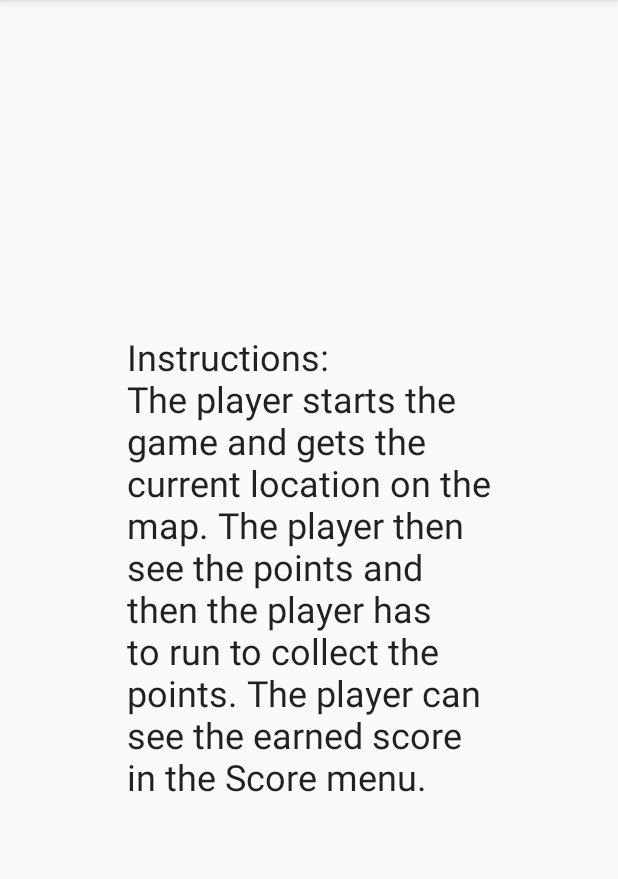
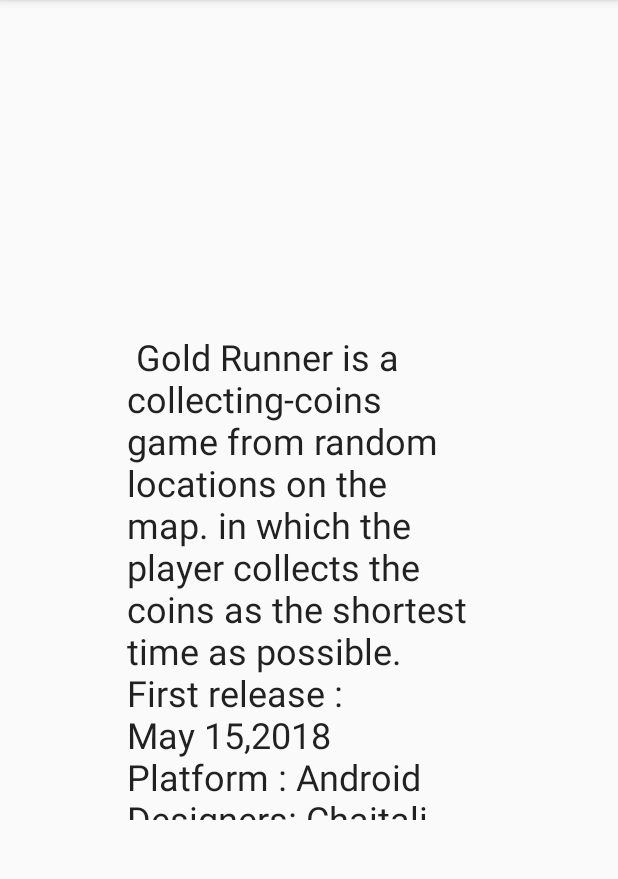
Before and after one commit to NeelamSingla/GroupAndroidProject, an Android app: the HelpInstructionsActivity screen opened directly, with no data from a screen before it, on a phone screen of 412 x 824 dp, the part 84-963 px from its top. Run offline under Robolectric (Android 15) with nearby library versions, the phone set to English and light mode, and no system bars.

Commit message:
Update activity_help_instructions.xml

```diff
--- a/app/src/main/res/layout/activity_help_instructions.xml
+++ b/app/src/main/res/layout/activity_help_instructions.xml
@@ -14,7 +14,9 @@
         android:layout_marginEnd="8dp"
         android:layout_marginStart="8dp"
         android:layout_marginTop="8dp"
-        android:text="Instructions:                The player starts the game and gets the current location on the map. The player then see the points and then the player has to run to collect the points. The player can see the earned score in the Score menu."
+        android:text=" Gold Runner is a collecting-coins game from random locations on the map. in which the player collects the coins as the shortest time as possible.                                       First release : May 15,2018                                     Platform : Android                                                                                     Designers: Chaitali Deore, Mohamad Yassin, Qaisar Mukhtar, Neelam Singla, Michal Szukala, Manoj Kumar Arya, Pradeep Agrawal, Yannick Ngabirano, Nisreen Alhmaedy."
+
+
         android:textAppearance="@style/TextAppearance.AppCompat.Headline"
         app:layout_constraintBottom_toBottomOf="parent"
         app:layout_constraintEnd_toEndOf="parent"
```
